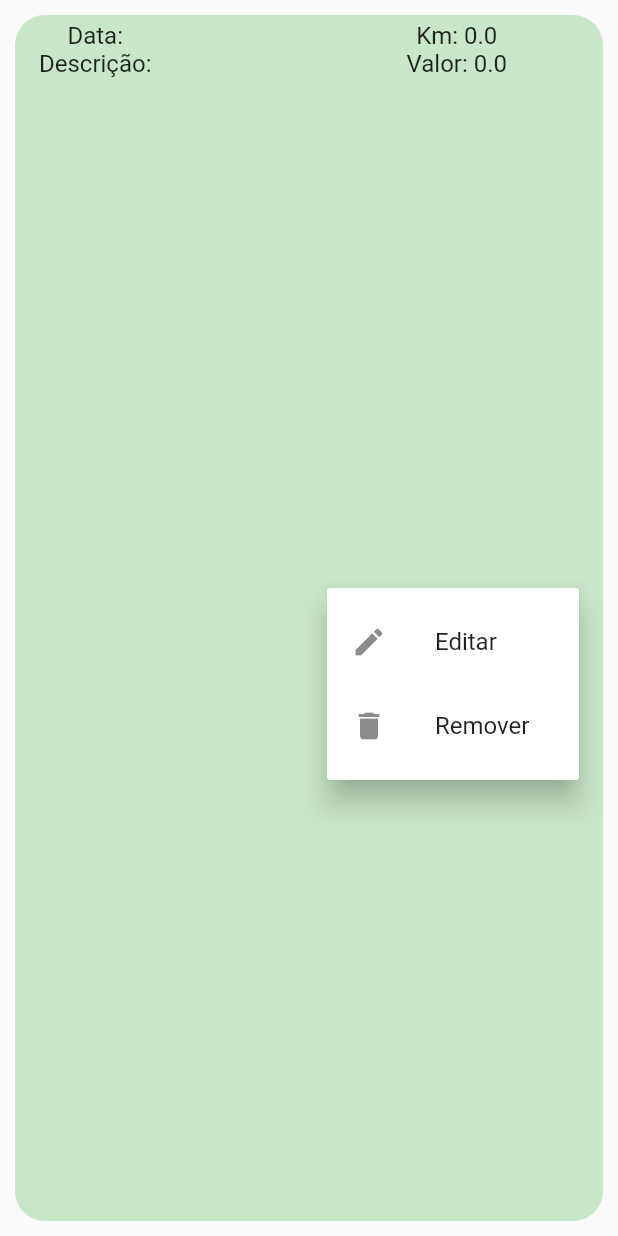
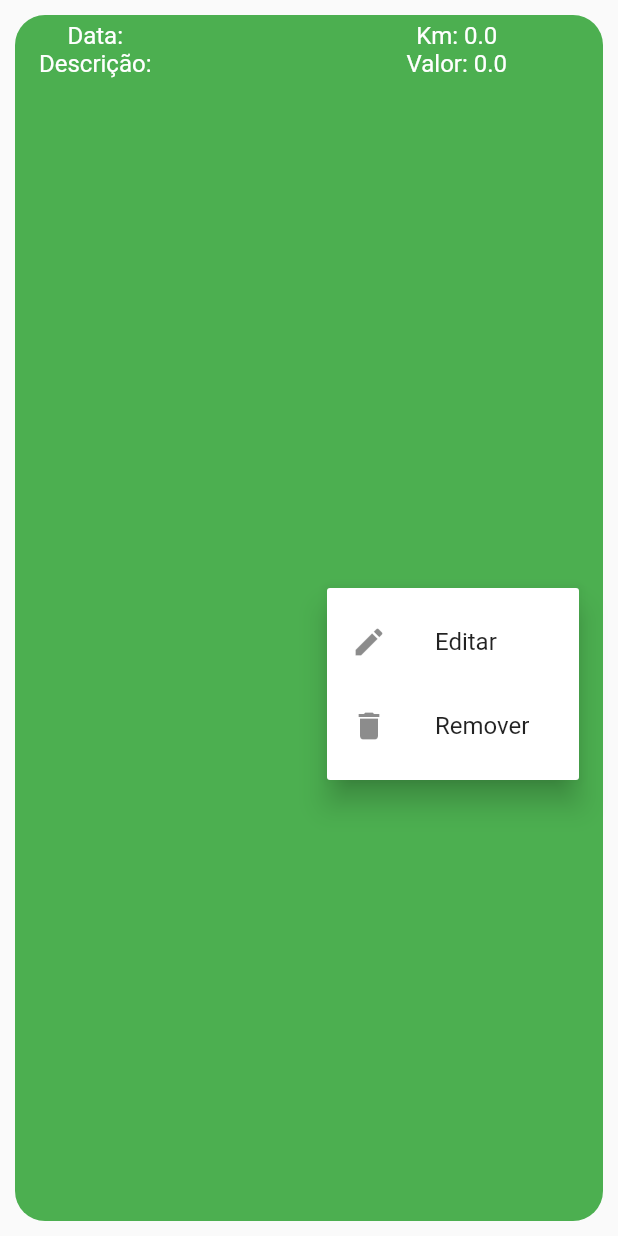
Before and after one commit to MoraesDev1/drive_ease, a Flutter app: the CardServico widget shown alone on an empty page, opened directly with empty values, after a tap on the "more vert" icon, on a phone screen of 412 x 824 dp. Run offline on Flutter 3.47's test engine with Material 3 defaults, Android fonts, the phone set to English and light mode, and no system bars; our stand-ins replace fl_chart, sqflite; accounts and stored records are empty.

Commit message:
Criando servico e inserindo no banco

```diff
--- a/driveease_v1/lib/Database/LocalDatabase/database.dart
+++ b/driveease_v1/lib/Database/LocalDatabase/database.dart
@@ -18,6 +18,7 @@ class LocalDatabase {
       '''
       CREATE TABLE servico (
         id INTEGER AUTO_INCREMENT,
+        tipo TEXT,
         data TEXT,
         km REAL,
         descricao TEXT,
--- a/driveease_v1/lib/Model/servico.dart
+++ b/driveease_v1/lib/Model/servico.dart
@@ -1,5 +1,6 @@
 class Servico {
   int? id;
+  late String tipoDoServico;
   late String data;
   late double km;
   late String descricao;
@@ -7,6 +8,7 @@ class Servico {
 
   Servico({
     this.id,
+    required this.tipoDoServico,
     required this.data,
     required this.km,
     required this.descricao,
@@ -16,6 +18,7 @@ class Servico {
   Map<String, dynamic> toMap() {
     return {
       'id': id,
+      'tipo': tipoDoServico,
       'data': data,
       'km': km,
       'descricao': descricao,
@@ -26,6 +29,7 @@ class Servico {
   static Servico fromMap(Map<String, dynamic> map) {
     return Servico(
       id: map['id'],
+      tipoDoServico: map['tipo'],
       data: map['data'],
       km: map['km'],
       descricao: map['descricao'],
--- a/driveease_v1/lib/Pages/loading_page.dart
+++ /dev/null
@@ -1 +0,0 @@
-// TODO Implement this library.
--- a/driveease_v1/lib/Widgets/Cards/card_servico.dart
+++ b/driveease_v1/lib/Widgets/Cards/card_servico.dart
@@ -13,6 +13,7 @@ class CardServico extends StatelessWidget {
 
   _getPopupMenuItem() {
     return PopupMenuButton<MyItemServico>(
+      iconColor: Colors.white,
       onSelected: (MyItemServico value) {
         onMenuClick(value);
       },
@@ -42,22 +43,26 @@ class CardServico extends StatelessWidget {
       child: Container(
         decoration: BoxDecoration(
           borderRadius: BorderRadius.circular(20),
-          color: Utils.corFundo,
+          color: Colors.green.shade500,
         ),
         child: ListTile(
           title: Row(
             children: [
               Column(
                 children: [
-                  Text('Data: ${servico.data}'),
-                  Text('Descrição: ${servico.descricao}')
+                  Text('Data: ${servico.data}',
+                      style: const TextStyle(color: Colors.white)),
+                  Text('Descrição: ${servico.descricao}',
+                      style: const TextStyle(color: Colors.white))
                 ],
               ),
               const Spacer(),
               Column(
                 children: [
-                  Text('Km: ${servico.km}'),
-                  Text('Valor: ${servico.valor}')
+                  Text('Km: ${servico.km}',
+                      style: const TextStyle(color: Colors.white)),
+                  Text('Valor: ${servico.valor}',
+                      style: const TextStyle(color: Colors.white))
                 ],
               ),
               _getPopupMenuItem(),
```
Also changed, not shown: driveease_v1/lib/Database/Dao/Impl/servico_dao_db.dart (+4 -3 lines), driveease_v1/lib/Pages/Display/historic_page.dart (+8 -8 lines), driveease_v1/lib/Widgets/Button/new_servico_button_widget.dart (+29 -7 lines), driveease_v1/lib/Widgets/Graphics/main_graphic_widget.dart (+0 -18 lines).
